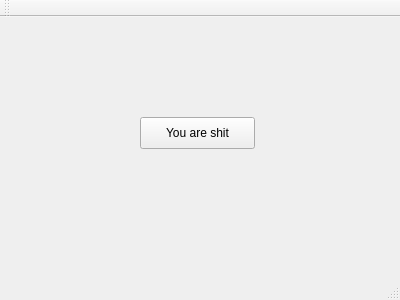
Above: CMainWindow.ui from andreyfromilaria/EnterpriseAutomation before the change. Below: the same form after it.
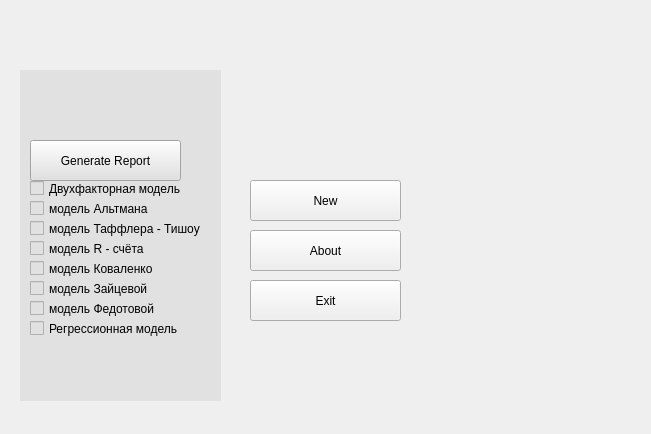
That is the form after the change.

```diff
--- a/CMainWindow.ui
+++ b/CMainWindow.ui
@@ -6,8 +6,8 @@
    <rect>
     <x>0</x>
     <y>0</y>
-    <width>400</width>
-    <height>300</height>
+    <width>651</width>
+    <height>434</height>
    </rect>
   </property>
   <property name="windowTitle">
@@ -17,36 +17,173 @@
    <widget class="QPushButton" name="pushButton">
     <property name="geometry">
      <rect>
-      <x>140</x>
-      <y>100</y>
-      <width>115</width>
-      <height>32</height>
+      <x>250</x>
+      <y>180</y>
+      <width>151</width>
+      <height>41</height>
      </rect>
     </property>
     <property name="text">
-     <string>You are shit</string>
+     <string>New</string>
     </property>
    </widget>
+   <widget class="QPushButton" name="pcmdAbout">
+    <property name="geometry">
+     <rect>
+      <x>250</x>
+      <y>230</y>
+      <width>151</width>
+      <height>41</height>
+     </rect>
+    </property>
+    <property name="text">
+     <string>About</string>
+    </property>
+   </widget>
+   <widget class="QPushButton" name="pcmdExit">
+    <property name="geometry">
+     <rect>
+      <x>250</x>
+      <y>280</y>
+      <width>151</width>
+      <height>41</height>
+     </rect>
+    </property>
+    <property name="text">
+     <string>Exit</string>
+    </property>
+   </widget>
+   <widget class="QWidget" name="wgtReport" native="true">
+    <property name="geometry">
+     <rect>
+      <x>20</x>
+      <y>70</y>
+      <width>201</width>
+      <height>331</height>
+     </rect>
+    </property>
+    <property name="styleSheet">
+     <string notr="true">background-color: rgb(225, 225, 225);</string>
+    </property>
+    <widget class="QCheckBox" name="checkDoubleFactor">
+     <property name="geometry">
+      <rect>
+       <x>10</x>
+       <y>110</y>
+       <width>151</width>
+       <height>17</height>
+      </rect>
+     </property>
+     <property name="text">
+      <string>Двухфакторная модель</string>
+     </property>
+    </widget>
+    <widget class="QCheckBox" name="checkAltman">
+     <property name="geometry">
+      <rect>
+       <x>10</x>
+       <y>130</y>
+       <width>141</width>
+       <height>17</height>
+      </rect>
+     </property>
+     <property name="text">
+      <string>модель Альтмана</string>
+     </property>
+    </widget>
+    <widget class="QCheckBox" name="checkTuffler">
+     <property name="geometry">
+      <rect>
+       <x>10</x>
+       <y>150</y>
+       <width>171</width>
+       <height>17</height>
+      </rect>
+     </property>
+     <property name="text">
+      <string>модель Таффлера - Тишоу</string>
+     </property>
+    </widget>
+    <widget class="QCheckBox" name="checkRCount">
+     <property name="geometry">
+      <rect>
+       <x>10</x>
+       <y>170</y>
+       <width>191</width>
+       <height>17</height>
+      </rect>
+     </property>
+     <property name="text">
+      <string>модель R - счёта</string>
+     </property>
+    </widget>
+    <widget class="QCheckBox" name="checkKovalenko">
+     <property name="geometry">
+      <rect>
+       <x>10</x>
+       <y>190</y>
+       <width>171</width>
+       <height>17</height>
+      </rect>
+     </property>
+     <property name="text">
+      <string>модель Коваленко</string>
+     </property>
+    </widget>
+    <widget class="QCheckBox" name="checkZayceva">
+     <property name="geometry">
+      <rect>
+       <x>10</x>
+       <y>210</y>
+       <width>141</width>
+       <height>17</height>
+      </rect>
+     </property>
+     <property name="text">
+      <string>модель Зайцевой</string>
+     </property>
+    </widget>
+    <widget class="QCheckBox" name="checkFedotova">
+     <property name="geometry">
+      <rect>
+       <x>10</x>
+       <y>230</y>
+       <width>151</width>
+       <height>17</height>
+      </rect>
+     </property>
+     <property name="text">
+      <string>модель Федотовой</string>
+     </property>
+    </widget>
+    <widget class="QCheckBox" name="checkRegression">
+     <property name="geometry">
+      <rect>
+       <x>10</x>
+       <y>250</y>
+       <width>171</width>
+       <height>17</height>
+      </rect>
+     </property>
+     <property name="text">
+      <string>Регрессионная модель</string>
+     </property>
+    </widget>
+    <widget class="QPushButton" name="pcmdGenerate">
+     <property name="geometry">
+      <rect>
+       <x>10</x>
+       <y>70</y>
+       <width>151</width>
+       <height>41</height>
+      </rect>
+     </property>
+     <property name="text">
+      <string>Generate Report</string>
+     </property>
+    </widget>
+   </widget>
   </widget>
-  <widget class="QMenuBar" name="menuBar">
-   <property name="geometry">
-    <rect>
-     <x>0</x>
-     <y>0</y>
-     <width>400</width>
-     <height>22</height>
-    </rect>
-   </property>
-  </widget>
-  <widget class="QToolBar" name="mainToolBar">
-   <attribute name="toolBarArea">
-    <enum>TopToolBarArea</enum>
-   </attribute>
-   <attribute name="toolBarBreak">
-    <bool>false</bool>
-   </attribute>
-  </widget>
-  <widget class="QStatusBar" name="statusBar"/>
  </widget>
  <layoutdefault spacing="6" margin="11"/>
  <resources/>
```
Left out of the diff: 2 changed lines with no effect on the pictures.
